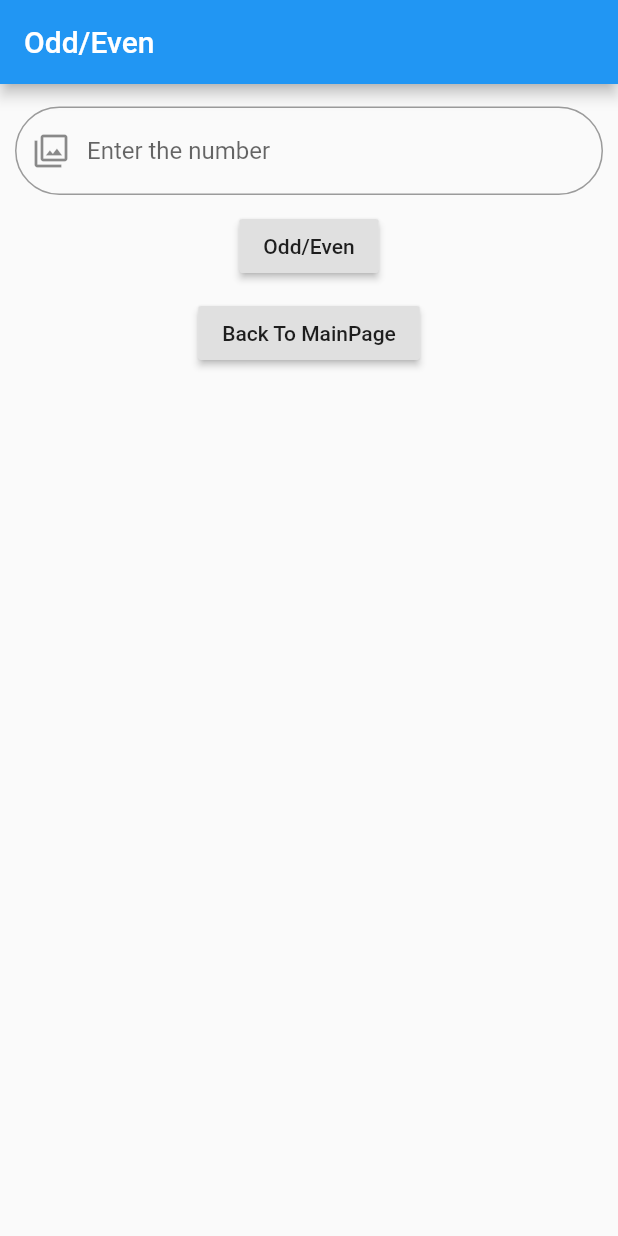
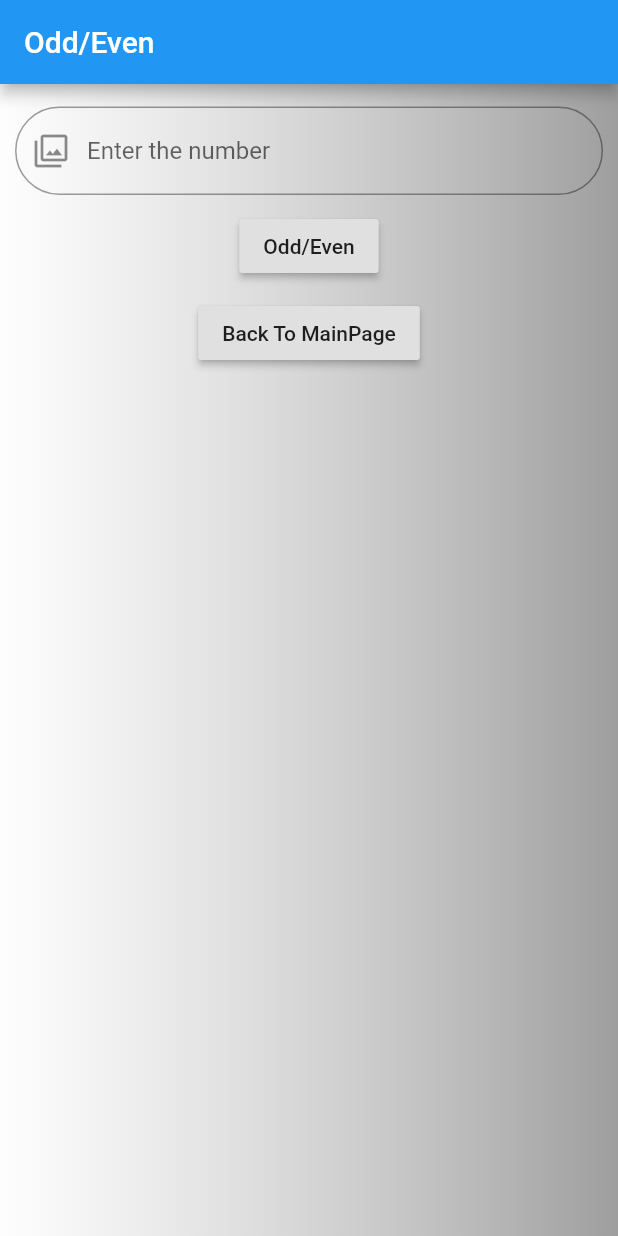
Before and after one commit to Arathy-up/Flutter-Assignment4, a Flutter app: the screen it shows after launch, after a tap on "Odd/Even", on a phone screen of 412 x 824 dp. Run offline on Flutter 3.47's test engine with Material 2 defaults, Android fonts, the phone set to English and light mode, and no system bars.

Commit message:
msg display on UI

```diff
--- a/lib/OddEven.dart
+++ b/lib/OddEven.dart
@@ -6,6 +6,7 @@ class OddEven extends StatefulWidget {
 }
 
 class _OddEvenState extends State<OddEven> {
+  String v="0";
   TextEditingController n1=TextEditingController();
   @override
   Widget build(BuildContext context) {
@@ -15,12 +16,17 @@ class _OddEvenState extends State<OddEven> {
         appBar: AppBar(
           title: Text("Odd/Even"),
         ),
-        body: Container(
+        body: SizedBox.expand(
+          child: Container(
+            decoration: BoxDecoration(
+              gradient: LinearGradient(colors: [Colors.white70,Colors.grey]),
+            ),
             padding: EdgeInsets.all(10.0),
             child: Column(
               children: <Widget>[
                 SizedBox(height: 5.0,),
                 TextField(
+                  style: TextStyle(color: Colors.indigo),
                   controller: n1,
                   decoration: InputDecoration(
                       hintText: "Enter the number",
@@ -35,13 +41,25 @@ class _OddEvenState extends State<OddEven> {
                   var x=int.parse(n1.text);
                   if(x%2==0)
                     {
-                    print("Even");
+                      setState(() {
+                        v="Even";
+                      });
                     }
                   else{
-                  print("Odd");
+                    setState(() {
+                      v="Odd";
+                    });
                   }
                 },
                 child: Text("Odd/Even"),),
+                if(v=="Even")
+                  Text(v,style: TextStyle(
+                      color: Colors.lightGreen,
+                      fontSize: 16.0),),
+                if(v=="Odd")
+                Text(v,style:TextStyle(
+                  color: Colors.red,
+                  fontSize: 16.0),),
                 SizedBox(height: 10.0,),
                 RaisedButton(onPressed: (){
                   Navigator.push(context, MaterialPageRoute(builder: (context)=>NumberApp()));
@@ -52,6 +70,7 @@ class _OddEvenState extends State<OddEven> {
             ),
           ),
         ),
+      ),
     );
   }
 }
```
Also changed, not shown: lib/Greater.dart (+22 -3 lines), lib/Smaller.dart (+21 -3 lines). Lines whose indentation alone changed are shown as unchanged.
